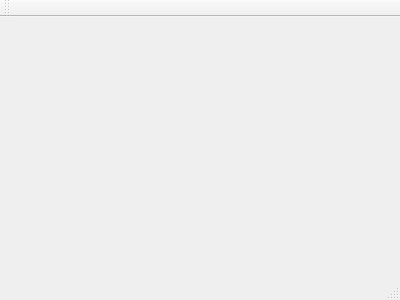
Above: mainwindow.ui from YifanEvaWang/Task-Manager before the change. Below: the same form after it.
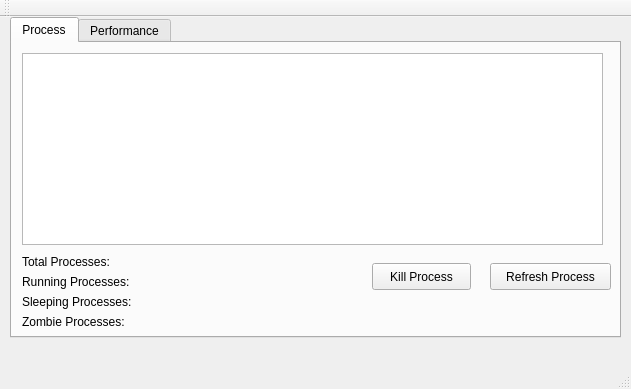
That is the form after the change.

What changed in the file:
```diff
--- a/mainwindow.ui
+++ b/mainwindow.ui
@@ -1,24 +1,203 @@
 <ui version="4.0">
  <class>MainWindow</class>
- <widget class="QMainWindow" name="MainWindow" >
-  <property name="geometry" >
+ <widget class="QMainWindow" name="MainWindow">
+  <property name="geometry">
    <rect>
     <x>0</x>
     <y>0</y>
-    <width>400</width>
-    <height>300</height>
+    <width>631</width>
+    <height>389</height>
    </rect>
   </property>
   <property name="windowTitle" >
    <string>MainWindow</string>
   </property>
-  <widget class="QMenuBar" name="menuBar" />
-  <widget class="QToolBar" name="mainToolBar" />
-  <widget class="QWidget" name="centralWidget" />
-  <widget class="QStatusBar" name="statusBar" />
+  <widget class="QWidget" name="centralWidget">
+   <widget class="QTabWidget" name="tabs">
+    <property name="geometry">
+     <rect>
+      <x>10</x>
+      <y>0</y>
+      <width>611</width>
+      <height>321</height>
+     </rect>
+    </property>
+    <property name="currentIndex">
+     <number>0</number>
+    </property>
+    <widget class="QWidget" name="ProcessTab">
+     <attribute name="title">
+      <string>Process</string>
+     </attribute>
+     <widget class="QPushButton" name="killButton">
+      <property name="geometry">
+       <rect>
+        <x>360</x>
+        <y>220</y>
+        <width>99</width>
+        <height>27</height>
+       </rect>
+      </property>
+      <property name="text">
+       <string>Kill Process</string>
+      </property>
+     </widget>
+     <widget class="QPushButton" name="refreshButton">
+      <property name="geometry">
+       <rect>
+        <x>478</x>
+        <y>220</y>
+        <width>121</width>
+        <height>27</height>
+       </rect>
+      </property>
+      <property name="text">
+       <string>Refresh Process</string>
+      </property>
+     </widget>
+     <widget class="QListWidget" name="processList">
+      <property name="geometry">
+       <rect>
+        <x>10</x>
+        <y>10</y>
+        <width>581</width>
+        <height>192</height>
+       </rect>
+      </property>
+     </widget>
+     <widget class="QLabel" name="label_2">
+      <property name="geometry">
+       <rect>
+        <x>10</x>
+        <y>210</y>
+        <width>121</width>
+        <height>17</height>
+       </rect>
+      </property>
+      <property name="text">
+       <string>Total Processes:</string>
+      </property>
+     </widget>
+     <widget class="QLabel" name="label_3">
+      <property name="geometry">
+       <rect>
+        <x>10</x>
+        <y>230</y>
+        <width>131</width>
+        <height>17</height>
+       </rect>
+      </property>
+      <property name="text">
+       <string>Running Processes:</string>
+      </property>
+     </widget>
+     <widget class="QLabel" name="label_4">
+      <property name="geometry">
+       <rect>
+        <x>10</x>
+        <y>250</y>
+        <width>141</width>
+        <height>17</height>
+       </rect>
+      </property>
+      <property name="text">
+       <string>Sleeping Processes:</string>
+      </property>
+     </widget>
+     <widget class="QLabel" name="label_5">
+      <property name="geometry">
+       <rect>
+        <x>10</x>
+        <y>270</y>
+        <width>141</width>
+        <height>17</height>
+       </rect>
+      </property>
+      <property name="text">
+       <string>Zombie Processes:</string>
+      </property>
+     </widget>
+     <widget class="QLabel" name="nPLabel">
+      <property name="geometry">
+       <rect>
+        <x>130</x>
+        <y>210</y>
+        <width>67</width>
+        <height>17</height>
+       </rect>
+      </property>
+      <property name="text">
+       <string/>
+      </property>
+     </widget>
+     <widget class="QLabel" name="nPActiveLabel">
+      <property name="geometry">
+       <rect>
+        <x>150</x>
+        <y>230</y>
+        <width>67</width>
+        <height>17</height>
+       </rect>
+      </property>
+      <property name="text">
+       <string/>
+      </property>
+     </widget>
+     <widget class="QLabel" name="nPSleepLabel">
+      <property name="geometry">
+       <rect>
+        <x>150</x>
+        <y>250</y>
+        <width>67</width>
+        <height>17</height>
+       </rect>
+      </property>
+      <property name="text">
+       <string/>
+      </property>
+     </widget>
+     <widget class="QLabel" name="nPZombieLabel">
+      <property name="geometry">
+       <rect>
+        <x>140</x>
+        <y>270</y>
+        <width>67</width>
+        <height>17</height>
+       </rect>
+      </property>
+      <property name="text">
+       <string/>
+      </property>
+     </widget>
+    </widget>
+    <widget class="QWidget" name="PerformanceTab">
+     <attribute name="title">
+      <string>Performance</string>
+     </attribute>
+    </widget>
+   </widget>
+  </widget>
+  <widget class="QMenuBar" name="menuBar">
+   <property name="geometry">
+    <rect>
+     <x>0</x>
+     <y>0</y>
+     <width>631</width>
+     <height>25</height>
+    </rect>
+   </property>
+  </widget>
+  <widget class="QToolBar" name="mainToolBar">
+   <attribute name="toolBarArea">
+    <enum>TopToolBarArea</enum>
+   </attribute>
+   <attribute name="toolBarBreak">
+    <bool>false</bool>
+   </attribute>
+  </widget>
+  <widget class="QStatusBar" name="statusBar"/>
  </widget>
- <layoutDefault spacing="6" margin="11" />
- <pixmapfunction></pixmapfunction>
+ <layoutdefault spacing="6" margin="11"/>
  <resources/>
  <connections/>
 </ui>
```
Left out of the diff: 3 changed lines with no effect on the pictures.
